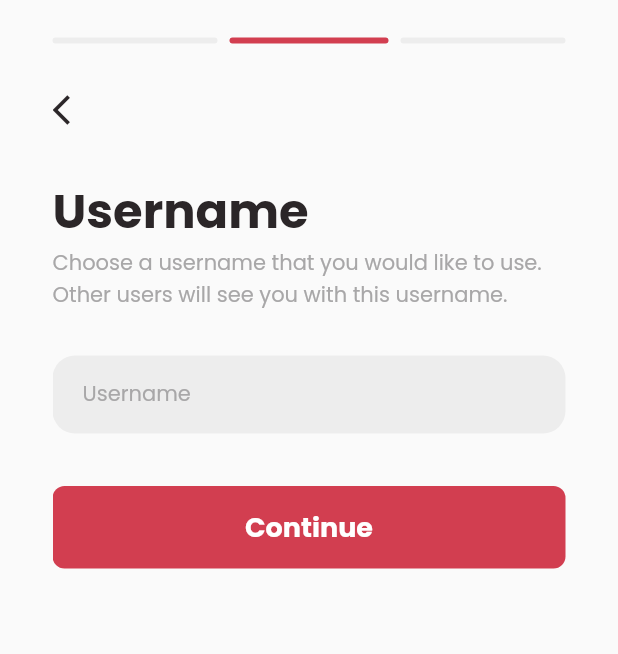
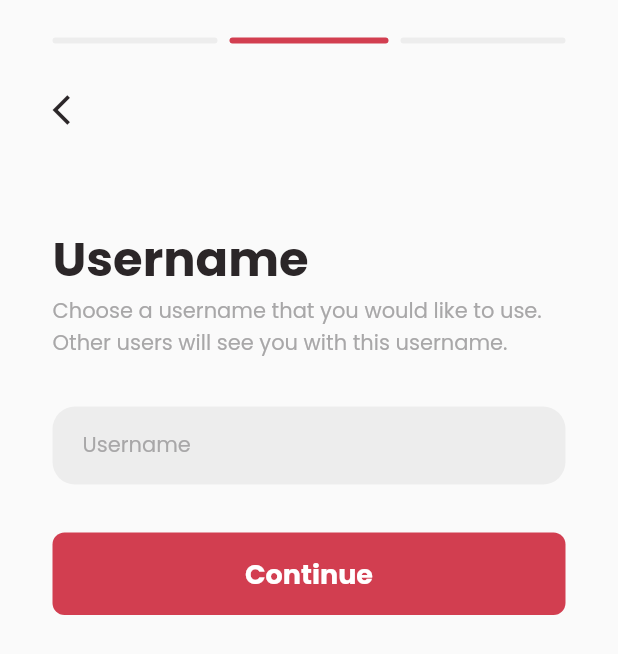
Before and after one commit to resultanyildizi/synchrowise-mobile, a Flutter app: the RegisterPage screen opened by its route, after a tap on "Continue", on a phone screen of 412 x 824 dp. Shown: the top 654 px of the screen. Run offline on Flutter 3.47's test engine with Material 2 defaults, Android fonts, the light colour scheme and no system bars; our stand-ins replace bloc, dartz, easy_localization, equatable, firebase_auth, firebase_core and 13 more; missing offline and left inert: bottom_sheet, matrix4_transform; accounts and stored records are empty; project files that could hold a hidden picture were left out.

Commit message:
düzeltmeler

```diff
--- a/synchrowise/lib/main.dart
+++ b/synchrowise/lib/main.dart
@@ -1,6 +1,7 @@
 import 'package:easy_localization/easy_localization.dart';
 import 'package:firebase_core/firebase_core.dart';
 import 'package:flutter/material.dart';
+import 'package:flutter/services.dart';
 import 'package:synchrowise/app.dart';
 import 'package:synchrowise/injection.dart';
 import 'package:flutter_dotenv/flutter_dotenv.dart';
@@ -11,6 +12,7 @@ Future<void> main() async {
   await Firebase.initializeApp();
   await setupInjector();
   await dotenv.load();
+  SystemChrome.setPreferredOrientations([DeviceOrientation.portraitUp]);
 
   runApp(
     EasyLocalization(
--- /dev/null
+++ b/synchrowise/lib/presentation/core/widgets/image_section_empty.dart
@@ -0,0 +1,43 @@
+import 'package:flutter/material.dart';
+import 'package:synchrowise/constants.dart';
+import 'package:synchrowise/presentation/helpers/custom_animated_button.dart';
+
+class ImageSectionEmpty extends StatelessWidget {
+  const ImageSectionEmpty({
+    Key? key,
+    required this.showLoadingIndicator,
+    required this.uploadImageButton,
+  }) : super(key: key);
+
+  final bool showLoadingIndicator;
+  final Function() uploadImageButton;
+
+  @override
+  Widget build(BuildContext context) {
+    return CustomAnimatedButton(
+      height: MediaQuery.of(context).size.width - 70,
+      decoration: BoxDecoration(
+        color: grayLightColor,
+        borderRadius: BorderRadius.circular(16),
+      ),
+      child: showLoadingIndicator
+          ? const SizedBox(
+              height: 30,
+              width: 30,
+              child: CircularProgressIndicator(color: primaryColor),
+            )
+          : const Icon(
+              Icons.add_photo_alternate,
+              color: grayColor,
+              size: 48,
+            ),
+      onTap: () {
+        if (showLoadingIndicator) {
+          return;
+        } else {
+          return uploadImageButton();
+        }
+      },
+    );
+  }
+}
--- /dev/null
+++ b/synchrowise/lib/presentation/core/widgets/single_text_field_form.dart
@@ -0,0 +1,68 @@
+import 'package:easy_localization/easy_localization.dart';
+import 'package:flutter/material.dart';
+import 'package:synchrowise/constants.dart';
+import 'package:synchrowise/presentation/helpers/default_button.dart';
+import 'package:synchrowise/presentation/helpers/default_text_field.dart';
+
+class SingleTextFieldForm extends StatefulWidget {
+  final Function(String text) changedButton;
+  final Function() saveButton;
+  final String title;
+  final String desc;
+  final String btnText;
+  final String fieldText;
+  final String? errorText;
+  final FocusNode focusNode;
+
+  const SingleTextFieldForm({
+    Key? key,
+    required this.changedButton,
+    required this.saveButton,
+    required this.title,
+    required this.desc,
+    required this.btnText,
+    required this.fieldText,
+    required this.errorText,
+    required this.focusNode,
+  }) : super(key: key);
+
+  @override
+  State<SingleTextFieldForm> createState() => _SingleTextFieldFormState();
+}
+
+class _SingleTextFieldFormState extends State<SingleTextFieldForm> {
+  @override
+  Widget build(BuildContext context) {
+    return Column(
+      crossAxisAlignment: CrossAxisAlignment.start,
+      children: [
+        const SizedBox(height: 32),
+        Text(
+          widget.title.tr(),
+          style: Theme.of(context).textTheme.headline2,
+        ),
+        Text(
+          widget.desc.tr(),
+          style: Theme.of(context).textTheme.subtitle1,
+        ),
+        const SizedBox(height: 32),
+        DefaultTextField(
+          focusNode: widget.focusNode,
+          icon: null,
+          hintText: "username".tr(),
+          onChanged: (username) => widget.changedButton(username),
+          errorText: widget.errorText,
+        ),
+        const SizedBox(height: 32),
+        DefaultButton(
+          backgroundColor: primaryColor,
+          borderColor: null,
+          textColor: kcWhiteColor,
+          text: "continue".tr(),
+          padding: 0,
+          onTap: () => widget.saveButton(),
+        ),
+      ],
+    );
+  }
+}
--- a/synchrowise/lib/presentation/home/home_page.dart
+++ b/synchrowise/lib/presentation/home/home_page.dart
@@ -105,7 +105,7 @@ class HomePage extends StatelessWidget {
                     .copyWith(color: grayColor, fontSize: 16),
               ),
               const SizedBox(height: 16),
-              if (true)
+              if (false)
                 GroupActionCards(
                   cardBackgroundImage: whiteCardImagePath,
                   title: "r123cKl14",
--- a/synchrowise/lib/presentation/register_steps/register_page.dart
+++ b/synchrowise/lib/presentation/register_steps/register_page.dart
@@ -1,11 +1,8 @@
-import 'dart:developer';
-
 import 'package:easy_localization/easy_localization.dart';
 import 'package:flutter/material.dart';
 import 'package:flutter_bloc/flutter_bloc.dart';
 import 'package:fluttertoast/fluttertoast.dart';
 import 'package:synchrowise/application/register_steps_bloc/register_steps_bloc.dart';
-import 'package:synchrowise/constants.dart';
 import 'package:synchrowise/injection.dart';
 import 'package:synchrowise/presentation/core/functions/show_toast.dart';
 import 'package:synchrowise/presentation/core/widgets/thin_line_stepper.dart';
@@ -112,10 +109,7 @@ class _RegisterPageState extends State<RegisterPage> {
         resizeToAvoidBottomInset: false,
         body: SafeArea(
           child: Padding(
-            padding: const EdgeInsets.symmetric(
-              horizontal: 35.0,
-              vertical: 25.0,
-            ),
+            padding: const EdgeInsets.symmetric(vertical: 25.0),
             child: MultiBlocListener(
               listeners: [
                 _getRegisterFailureBlocListener,
@@ -125,9 +119,12 @@ class _RegisterPageState extends State<RegisterPage> {
                 builder: (context, state) {
                   return Column(
                     children: [
-                      ThinLineStepper(
-                        lineCount: 3,
-                        activeLineIndex: {state.step},
+                      Padding(
+                        padding: const EdgeInsets.symmetric(horizontal: 35.0),
+                        child: ThinLineStepper(
+                          lineCount: 3,
+                          activeLineIndex: {state.step},
+                        ),
                       ),
                       Expanded(
                         child: PageView(
--- a/synchrowise/lib/presentation/register_steps/register_steps_0.dart
+++ b/synchrowise/lib/presentation/register_steps/register_steps_0.dart
@@ -10,8 +10,9 @@ class RegisterSteps0 extends StatelessWidget {
 
   @override
   Widget build(BuildContext context) {
-    return Scaffold(
-      body: SafeArea(
+    return SafeArea(
+      child: Container(
+        margin: const EdgeInsets.symmetric(horizontal: 35.0),
         child: Column(
           mainAxisAlignment: MainAxisAlignment.center,
           crossAxisAlignment: CrossAxisAlignment.center,
@@ -40,7 +41,6 @@ class RegisterSteps0 extends StatelessWidget {
                 registerStepsBloc.goNext();
               },
             ),
-            const SizedBox(height: 80),
           ],
         ),
       ),
--- a/synchrowise/lib/presentation/register_steps/register_steps_1.dart
+++ b/synchrowise/lib/presentation/register_steps/register_steps_1.dart
@@ -2,10 +2,8 @@ import 'package:easy_localization/easy_localization.dart';
 import 'package:flutter/material.dart';
 import 'package:flutter_bloc/flutter_bloc.dart';
 import 'package:synchrowise/application/register_steps_bloc/register_steps_bloc.dart';
-import 'package:synchrowise/constants.dart';
 import 'package:synchrowise/presentation/core/widgets/default_back_button.dart';
-import 'package:synchrowise/presentation/helpers/default_button.dart';
-import 'package:synchrowise/presentation/helpers/default_text_field.dart';
+import 'package:synchrowise/presentation/core/widgets/single_text_field_form.dart';
 
 class RegisterSteps1 extends StatefulWidget {
   const RegisterSteps1({Key? key}) : super(key: key);
@@ -63,7 +61,9 @@ class _RegisterSteps1State extends State<RegisterSteps1>
         }
       },
       builder: (context, state) {
-        return Column(
+        return Container(
+          margin: const EdgeInsets.symmetric(horizontal: 35.0),
+          child: Column(
             crossAxisAlignment: CrossAxisAlignment.start,
             children: [
               const SizedBox(height: 32),
@@ -72,38 +72,24 @@ class _RegisterSteps1State extends State<RegisterSteps1>
                 registerStepsBloc.goBack();
               }),
               const SizedBox(height: 32),
-            Text(
-              "username".tr(),
-              style: Theme.of(context).textTheme.headline2,
-            ),
-            Text(
-              "username_description".tr(),
-              style: Theme.of(context).textTheme.subtitle1,
-            ),
-            const SizedBox(height: 30),
-            DefaultTextField(
-              focusNode: _focusNode,
-              icon: null,
-              hintText: "username".tr(),
-              onChanged: (username) {
+              SingleTextFieldForm(
+                changedButton: (username) {
                   final registerStepsBloc = context.read<RegisterStepsBloc>();
                   registerStepsBloc.updateUsernameText(username: username);
                 },
-              errorText: _getUsernameErrorText(state),
-            ),
-            const SizedBox(height: 35),
-            DefaultButton(
-              backgroundColor: primaryColor,
-              borderColor: null,
-              textColor: kcWhiteColor,
-              text: "continue".tr(),
-              padding: 0,
-              onTap: () {
+                saveButton: () {
                   final registerStepsBloc = context.read<RegisterStepsBloc>();
                   registerStepsBloc.saveUsername();
                 },
+                title: "username".tr(),
+                desc: "username_description".tr(),
+                btnText: "continue".tr(),
+                fieldText: "username".tr(),
+                errorText: _getUsernameErrorText(state),
+                focusNode: _focusNode,
               ),
             ],
+          ),
         );
       },
     );
--- a/synchrowise/lib/presentation/register_steps/register_steps_2.dart
+++ b/synchrowise/lib/presentation/register_steps/register_steps_2.dart
@@ -1,5 +1,3 @@
-import 'dart:io';
-
 import 'package:easy_localization/easy_localization.dart';
 import 'package:flutter/material.dart';
 import 'package:flutter_bloc/flutter_bloc.dart';
@@ -9,8 +7,10 @@ import 'package:synchrowise/application/auth_bloc/auth_bloc.dart';
 import 'package:synchrowise/application/register_steps_bloc/register_steps_bloc.dart';
 import 'package:synchrowise/constants.dart';
 import 'package:synchrowise/presentation/core/widgets/default_back_button.dart';
-import 'package:synchrowise/presentation/helpers/custom_animated_button.dart';
+import 'package:synchrowise/presentation/core/widgets/image_section.dart';
+import 'package:synchrowise/presentation/core/widgets/image_section_empty.dart';
 import 'package:synchrowise/presentation/helpers/default_button.dart';
+import 'package:synchrowise/presentation/register_steps/widgets/registered_successful_bottom_sheet.dart';
 
 class RegisterSteps2 extends StatelessWidget {
   const RegisterSteps2({Key? key}) : super(key: key);
@@ -31,7 +31,9 @@ class RegisterSteps2 extends StatelessWidget {
 
         return Stack(
           children: [
-            Column(
+            Container(
+              margin: const EdgeInsets.symmetric(horizontal: 35.0),
+              child: Column(
                 crossAxisAlignment: CrossAxisAlignment.start,
                 children: [
                   const SizedBox(height: 32),
@@ -49,17 +51,27 @@ class RegisterSteps2 extends StatelessWidget {
                   ),
                   const SizedBox(height: 30),
                   state.failureOrImageOption.fold(
-                  () => _ImageSectionEmpty(
+                    () => ImageSectionEmpty(
                       showLoadingIndicator: state.uploadingImage,
+                      uploadImageButton: () => _uploadImage(context),
                     ),
                     (failureOrImage) => failureOrImage.fold(
                       (failure) {
-                      return _ImageSectionEmpty(
+                        return ImageSectionEmpty(
                           showLoadingIndicator: state.uploadingImage,
+                          uploadImageButton: () => _uploadImage(context),
                         );
                       },
                       (image) {
-                      return _ImageSection(image: image);
+                        return ImageSection(
+                          image: image,
+                          uploadImageButton: () => _uploadImage(context),
+                          removeImageButton: () {
+                            final registerStepsBloc =
+                                context.read<RegisterStepsBloc>();
+                            registerStepsBloc.removeAvatarImage();
+                          },
+                        );
                       },
                     ),
                   ),
@@ -85,149 +97,9 @@ class RegisterSteps2 extends StatelessWidget {
                   ),
                 ],
               ),
-            if (showSuccessDialog) ...[
-              Container(color: Colors.black.withOpacity(0.6)),
-              Align(
-                alignment: Alignment.bottomCenter,
-                child: Container(
-                  height: MediaQuery.of(context).size.height / 2,
-                  width: MediaQuery.of(context).size.width,
-                  decoration: const BoxDecoration(
-                    color: kcWhiteColor,
-                    borderRadius: BorderRadius.only(
-                      topLeft: Radius.circular(32),
-                      topRight: Radius.circular(32),
             ),
-                  ),
-                  child: SafeArea(
-                    child: Column(
-                      children: [
-                        SvgPicture.asset(
-                          "assets/svg/Successful.svg",
-                          width: MediaQuery.of(context).size.width / 3,
-                          height: MediaQuery.of(context).size.width / 3,
-                        ),
-                        const SizedBox(height: 35),
-                        Text(
-                          "registered_successfully".tr(),
-                          style: Theme.of(context).textTheme.headline3,
-                          textAlign: TextAlign.center,
-                        ),
-                        const SizedBox(height: 4),
-                        Text(
-                          "now_you_can_use_synchrowise".tr(),
-                          style: Theme.of(context).textTheme.subtitle1,
-                          textAlign: TextAlign.center,
-                        ),
-                        const Spacer(),
-                        DefaultButton(
-                          backgroundColor: primaryColor,
-                          borderColor: null,
-                          textColor: kcWhiteColor,
-                          text: "lets_get_started".tr(),
-                          padding: 35,
-                          onTap: () {},
-                        ),
-                        const SizedBox(height: 24),
-                      ],
-                    ),
-                  ),
-                ),
-              )
-            ]
           ],
         );
-      },
-    );
-  }
-}
-
-class _ImageSection extends StatelessWidget {
-  const _ImageSection({
-    required this.image,
-    Key? key,
-  }) : super(key: key);
-
-  final File image;
-
-  @override
-  Widget build(BuildContext context) {
-    return CustomAnimatedButton(
-      onTap: () => _uploadImage(context),
-      height: MediaQuery.of(context).size.width - 70,
-      width: MediaQuery.of(context).size.width - 70,
-      decoration: BoxDecoration(
-        borderRadius: BorderRadius.circular(20),
-      ),
-      child: Stack(
-        children: [
-          ClipRRect(
-            borderRadius: BorderRadius.circular(20),
-            child: Image.file(
-              image,
-              fit: BoxFit.cover,
-            ),
-          ),
-          Positioned(
-            right: 12,
-            top: 12,
-            child: CustomAnimatedButton(
-              onTap: () {
-                final registerStepsBloc = context.read<RegisterStepsBloc>();
-                registerStepsBloc.removeAvatarImage();
-              },
-              decoration: BoxDecoration(
-                color: Colors.black12,
-                borderRadius: BorderRadius.circular(20),
-              ),
-              width: 25,
-              height: 25,
-              child: const Icon(
-                Icons.close,
-                color: Colors.white,
-                size: 16,
-              ),
-            ),
-          ),
-        ],
-      ),
-    );
-  }
-}
-
-class _ImageSectionEmpty extends StatelessWidget {
-  const _ImageSectionEmpty({
-    Key? key,
-    required this.showLoadingIndicator,
-  }) : super(key: key);
-
-  final bool showLoadingIndicator;
-
-  @override
-  Widget build(BuildContext context) {
-    return CustomAnimatedButton(
-      height: MediaQuery.of(context).size.width - 70,
-      decoration: BoxDecoration(
-        color: grayLightColor,
-        borderRadius: BorderRadius.circular(16),
-      ),
-      child: showLoadingIndicator
-          ? const SizedBox(
-              height: 30,
-              width: 30,
-              child: CircularProgressIndicator(color: primaryColor),
-            )
-          : const Icon(
-              Icons.add_photo_alternate,
-              color: grayColor,
-              size: 48,
-            ),
-      onTap: () {
-        if (showLoadingIndicator) {
-          return;
-        } else {
-          return _uploadImage(context);
-        }
       },
     );
   }
--- a/synchrowise/pubspec.yaml
+++ b/synchrowise/pubspec.yaml
@@ -37,6 +37,7 @@ dependencies:
   kt_dart: ^0.10.0
   path: ^1.8.0
   path_provider: ^2.0.9
+  bottom_sheet: ^3.0.0
 
 dev_dependencies:
   build_runner:
```
Also changed, not shown: synchrowise/lib/app.dart (+34 -0 lines), synchrowise/lib/presentation/core/widgets/image_section.dart (added, +58 -0 lines), synchrowise/lib/presentation/core/widgets/single_text_area_field_form.dart (added, +10 -0 lines), synchrowise/lib/presentation/group/create_group.dart (added, +10 -0 lines), synchrowise/lib/presentation/register_steps/widgets/registered_successful_bottom_sheet.dart (added, +62 -0 lines), synchrowise/pubspec.lock, 1 other file. Lines whose indentation alone changed are shown as unchanged.
